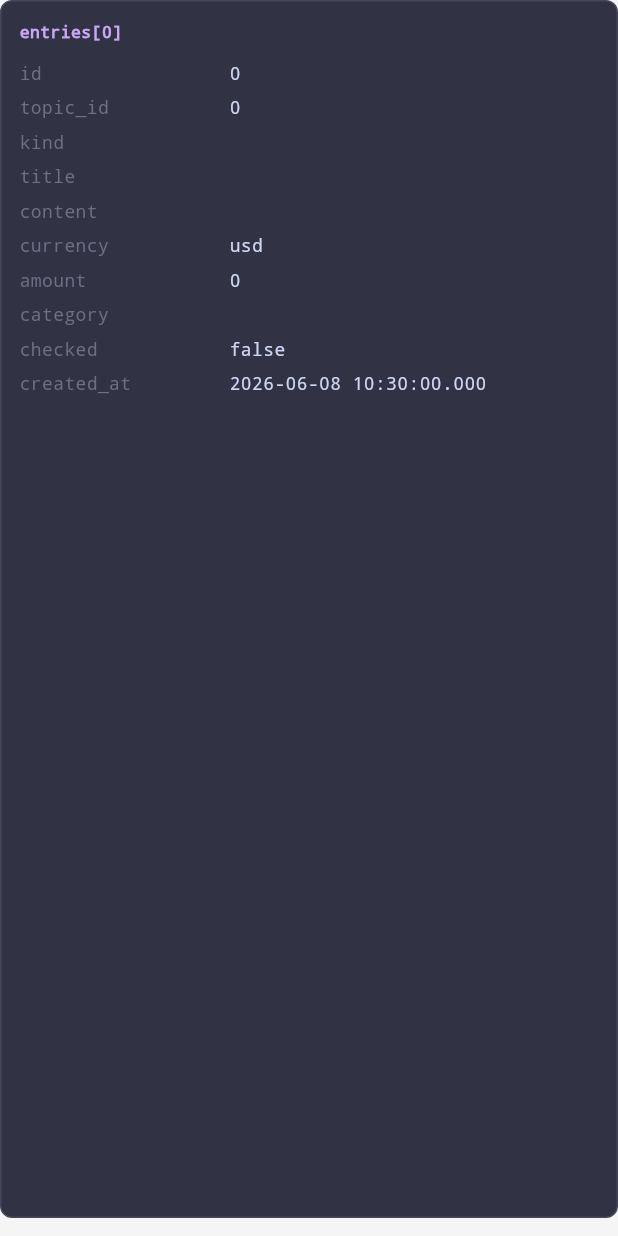
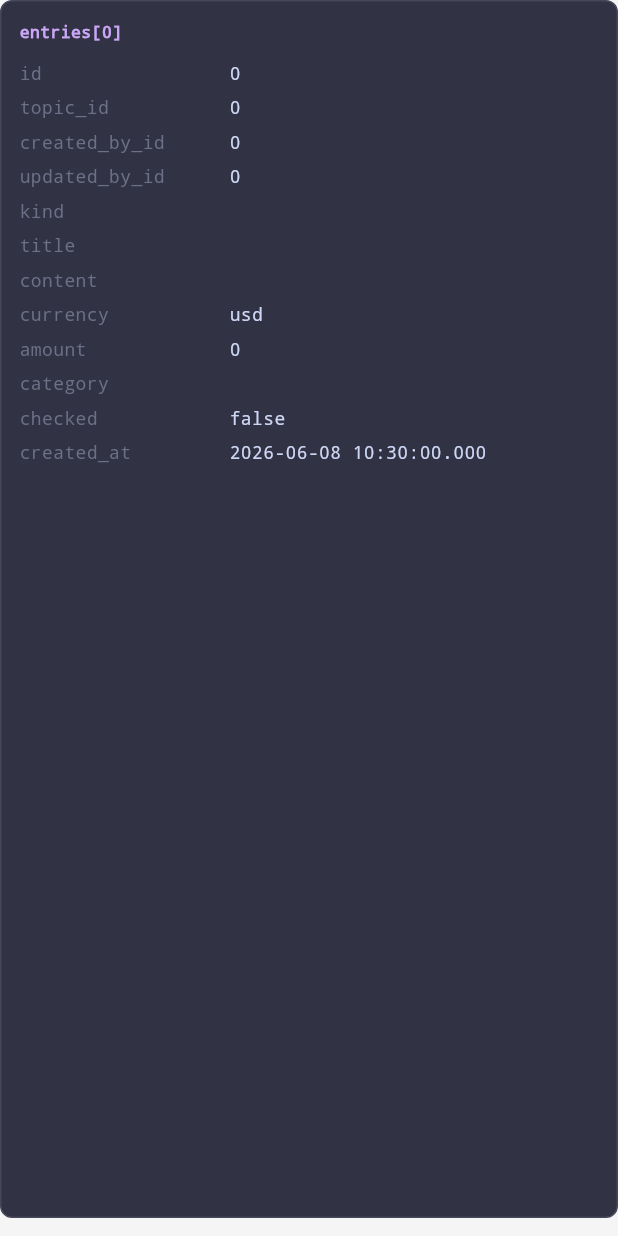
Before and after one commit to ejoonie/share-it, a Flutter app: the _EntryCard widget shown alone on an empty page, opened directly with empty values, on a phone screen of 412 x 824 dp. Run offline on Flutter 3.47's test engine with Material 3 defaults, Android fonts, the phone set to English and light mode, and no system bars; our stand-ins replace flutter_riverpod, shared_preferences, table_calendar; accounts and stored records are empty; network calls fail.

Commit message:
createdById 추가

```diff
--- a/lib/core/models/entry_model.dart
+++ b/lib/core/models/entry_model.dart
@@ -1,6 +1,8 @@
 class EntryModel {
   final int id;
   final int topicId;
+  final int createdById;
+  final int? updatedById;
   final DateTime? occurredAt;
   final String? kind;
   final String currency;
@@ -16,6 +18,8 @@ class EntryModel {
   const EntryModel({
     required this.id,
     required this.topicId,
+    required this.createdById,
+    this.updatedById,
     this.occurredAt,
     this.kind,
     this.currency = 'usd',
@@ -33,6 +37,8 @@ class EntryModel {
     return EntryModel(
       id: json['id'] as int,
       topicId: json['topic_id'] as int,
+      createdById: json['created_by_id'] as int,
+      updatedById: json['updated_by_id'] as int?,
       occurredAt: json['occurred_at'] != null
           ? DateTime.parse(json['occurred_at'] as String)
           : null,
@@ -54,6 +60,8 @@ class EntryModel {
   EntryModel copyWith({
     int? id,
     int? topicId,
+    int? createdById,
+    int? Function()? updatedById,
     DateTime? Function()? occurredAt,
     String? Function()? kind,
     String? currency,
@@ -69,6 +77,8 @@ class EntryModel {
     return EntryModel(
       id: id ?? this.id,
       topicId: topicId ?? this.topicId,
+      createdById: createdById ?? this.createdById,
+      updatedById: updatedById != null ? updatedById() : this.updatedById,
       occurredAt: occurredAt != null ? occurredAt() : this.occurredAt,
       kind: kind != null ? kind() : this.kind,
       currency: currency ?? this.currency,
--- a/lib/shared/screens/bootstrap_debug_screen.dart
+++ b/lib/shared/screens/bootstrap_debug_screen.dart
@@ -220,20 +220,22 @@ class _EntryCard extends StatelessWidget {
           const SizedBox(height: 8),
           _ValueTile(label: 'id', value: entry.id.toString()),
           _ValueTile(label: 'topic_id', value: entry.topicId.toString()),
+          _ValueTile(label: 'created_by_id', value: entry.createdById.toString()),
+          if (entry.updatedById != null)
+            _ValueTile(label: 'updated_by_id', value: entry.updatedById.toString()),
           _ValueTile(
             label: 'kind',
-            value: entry.kind,
+            value: entry.kind ?? 'null',
             valueColor: entry.kind == 'expense'
                 ? const Color(0xFFFAB387)
                 : const Color(0xFF89DCEB),
           ),
-          _ValueTile(label: 'title', value: entry.title),
+          if (entry.title != null)
+            _ValueTile(label: 'title', value: entry.title!),
           if (entry.content != null)
             _ValueTile(label: 'content', value: entry.content!),
-          if (entry.currency != null)
-            _ValueTile(label: 'currency', value: entry.currency!),
-          if (entry.amount != null)
-            _ValueTile(label: 'amount', value: entry.amount.toString()),
+          _ValueTile(label: 'currency', value: entry.currency),
+          _ValueTile(label: 'amount', value: entry.amount.toString()),
           if (entry.category != null)
             _ValueTile(label: 'category', value: entry.category!),
           _ValueTile(
```
